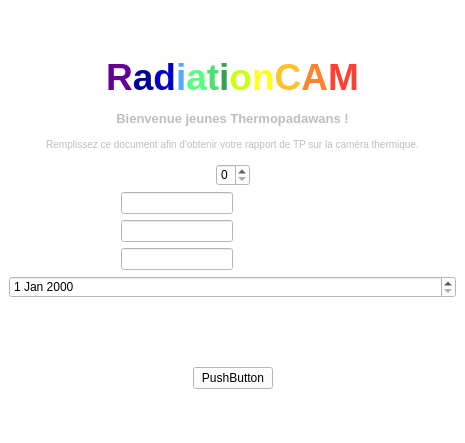
Above: .ui/page_accueil_centrée.ui from KillianLarcher/RadiationCAM before the change. Below: the same form after it.
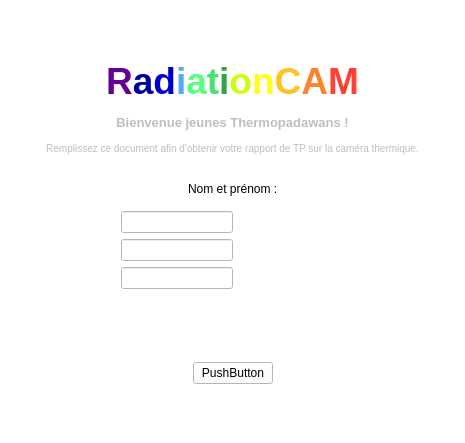
That is the form after the change.

```diff
--- a/.ui/page_accueil_centrée.ui
+++ b/.ui/page_accueil_centrée.ui
@@ -71,9 +71,9 @@
              </spacer>
             </item>
             <item>
-             <widget class="QSpinBox" name="selectnbretud">
-              <property name="maximum">
-               <number>3</number>
+             <widget class="QLabel" name="label_2">
+              <property name="text">
+               <string>Nom et prénom :</string>
               </property>
              </widget>
             </item>
@@ -234,11 +234,7 @@
            </layout>
           </item>
           <item>
-           <layout class="QHBoxLayout" name="horizontalLayout_7">
-            <item>
-             <widget class="QDateEdit" name="dateEdit"/>
-            </item>
-           </layout>
+           <layout class="QHBoxLayout" name="horizontalLayout_7"/>
           </item>
          </layout>
         </item>
```
Left out of the diff: 3 changed lines with no effect on the pictures.
